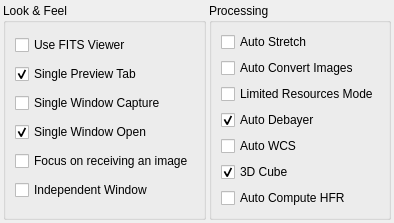
Old version of the form kstars/fitsviewer/opsfits.ui in the repository KDE/kstars.
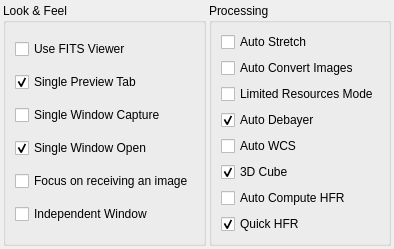
New version of the form.

Patch:
```diff
--- a/kstars/fitsviewer/opsfits.ui
+++ b/kstars/fitsviewer/opsfits.ui
@@ -206,6 +206,19 @@
           </property>
          </widget>
         </item>
+        <item>
+         <widget class="QCheckBox" name="kcfg_QuickHFR">
+          <property name="toolTip">
+           <string>When computing the HFR, run it quickly by only looking at 25% of the image.</string>
+          </property>
+          <property name="text">
+           <string>Quick HFR</string>
+          </property>
+          <property name="checked">
+           <bool>true</bool>
+          </property>
+         </widget>
+        </item>
        </layout>
       </widget>
      </item>
```
